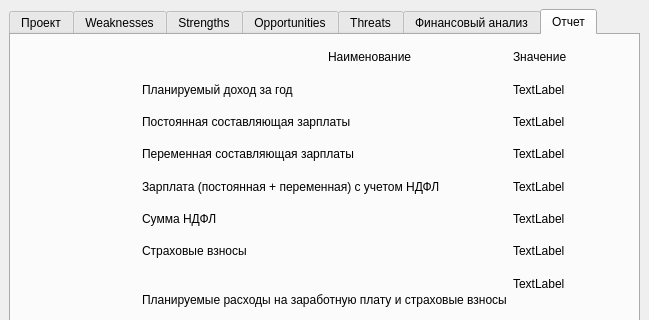
Before: the Qt Designer form interface/mainmenu.ui in dariaAlium/SWOT, drawn with Qt 5; both pictures show x 0 to 649 and y 0 to 320 of the 649 by 474 pixel window.
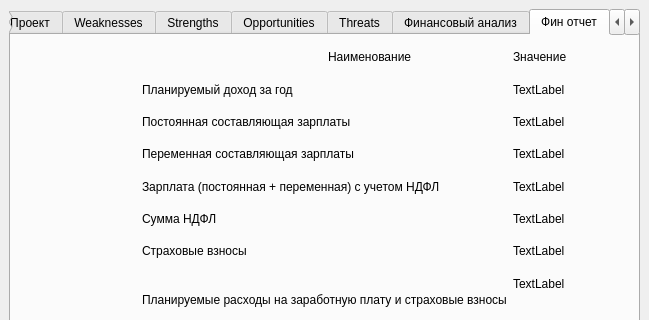
After: the same form once the commit is applied. The open tabs and pages were chosen to show the change.

What changed in the file:
```diff
--- a/interface/mainmenu.ui
+++ b/interface/mainmenu.ui
@@ -989,7 +989,7 @@
       </widget>
       <widget class="QWidget" name="tab_3">
        <attribute name="title">
-        <string>Отчет</string>
+        <string>Фин отчет</string>
        </attribute>
        <layout class="QGridLayout" name="gridLayout_2">
         <item row="0" column="2">
@@ -1155,6 +1155,11 @@
         </item>
        </layout>
       </widget>
+      <widget class="QWidget" name="tab_5">
+       <attribute name="title">
+        <string>SWOT отчет</string>
+       </attribute>
+      </widget>
      </widget>
     </item>
     <item row="1" column="1">
```
Left out of the diff: 2 changed lines with no effect on the pictures.
